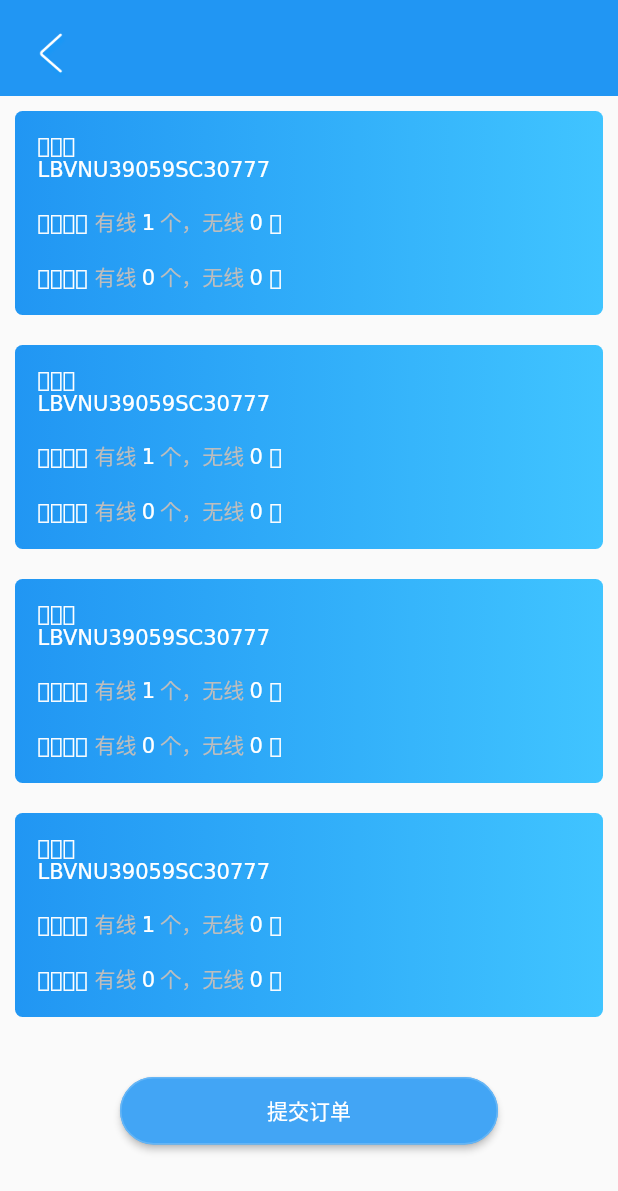
After one commit to cookiemouse/dispatch_flutter, a Flutter app: the StartPage screen opened by its route, on a phone screen of 412 x 824 dp. The commit adds this screen. Shown: the top 1191 px of the screen. Run offline on Flutter 3.47's test engine with Material 2 defaults, Android fonts, the phone set to English and light mode, and no system bars.

Commit message:
添加StartPage

```diff
--- a/lib/main.dart
+++ b/lib/main.dart
@@ -4,6 +4,7 @@ import 'pages/TestPage.dart';
 import 'pages/ManagerHomePage.dart';
 import 'pages/WorkerHomePage.dart';
 import 'pages/ModifyPasswordPage.dart';
+import 'pages/StartPage.dart';
 
 ManagerHomePage _mManagerHomePage = new ManagerHomePage(page: 0,);
 WorkerHomePage _mWorkerHomePage = new WorkerHomePage(page: 0,);
@@ -17,6 +18,7 @@ void main() => runApp(new MaterialApp(
         '/managerhome': (context) => _mManagerHomePage,
         '/workerhome': (context) => _mWorkerHomePage,
         '/modifypassword': (context) => _mModifyPasswordPage,
+        '/start': (context) => new StartPage(),
         '/test': (context) => new TestPage(),
       },
     ));
--- /dev/null
+++ b/lib/pages/StartPage.dart
@@ -0,0 +1,96 @@
+import 'package:flutter/material.dart';
+import '../widgets/ModuleTitleBack.dart';
+import '../resources/ModuleDecoration.dart';
+
+class StartPage extends StatefulWidget {
+  @override
+  State createState() {
+    return new _StartPageState();
+  }
+}
+
+class _StartPageState extends State<StartPage> {
+  Widget makeItem(BuildContext context, int index) {
+    Widget item = new Container(
+      margin: const EdgeInsets.all(10.0),
+      padding: const EdgeInsets.all(5.0),
+      decoration: ModuleDecoration.itemRoundRectDecorationGradientBlue(),
+      child: new RichText(
+        text: new TextSpan(children: <TextSpan>[
+          new TextSpan(
+            text: '车架号\nLBVNU39059SC30777\n\n派单数量 ',
+          ),
+          new TextSpan(
+              text: '有线 ', style: new TextStyle(color: Colors.grey[400])),
+          new TextSpan(
+            text: '1',
+          ),
+          new TextSpan(
+              text: ' 个，无线 ', style: new TextStyle(color: Colors.grey[400])),
+          new TextSpan(
+            text: '0',
+          ),
+          new TextSpan(text: ' 个\n\n'),
+          new TextSpan(
+            text: '完成数量 ',
+          ),
+          new TextSpan(
+              text: '有线 ', style: new TextStyle(color: Colors.grey[400])),
+          new TextSpan(
+            text: '0',
+          ),
+          new TextSpan(
+              text: ' 个，无线 ', style: new TextStyle(color: Colors.grey[400])),
+          new TextSpan(
+            text: '0',
+          ),
+          new TextSpan(text: ' 个'),
+        ]),
+      ),
+    );
+
+    Radius radius = new Radius.circular(30.0);
+    Widget button = new Container(
+        margin: const EdgeInsets.only(
+            left: 80.0, right: 80.0, bottom: 100.0, top: 30.0),
+        child: new SizedBox(
+          height: 45.0,
+          child: new RaisedButton(
+              child: new Text(
+                '提交订单',
+                style: new TextStyle(
+                  color: Colors.white,
+                ),
+              ),
+              color: Colors.blue[400],
+              shape: new RoundedRectangleBorder(
+                borderRadius: new BorderRadius.all(radius),
+                side: new BorderSide(color: Colors.blue[300], width: 1.0),
+              ),
+              onPressed: () {}),
+        ));
+
+    //  返回两种布局
+    return index < 4 ? item : button;
+  }
+
+  @override
+  Widget build(BuildContext context) {
+    return new Scaffold(
+      body: new Column(
+        children: <Widget>[
+          new ModuleTitleBack(
+            title: '',
+            color: Colors.blue,
+          ),
+          new Expanded(
+            child: new ListView.builder(
+                padding: new EdgeInsets.only(top: 0.0),
+                itemCount: 5,
+                itemBuilder: makeItem),
+          ),
+        ],
+      ),
+    );
+  }
+}
--- a/lib/resources/ModuleDecoration.dart
+++ b/lib/resources/ModuleDecoration.dart
@@ -5,6 +5,48 @@ class ModuleDecoration {
     Radius radius = new Radius.circular(5.0);
     return new ShapeDecoration(
       color: Colors.white,
+      shape: new RoundedRectangleBorder(
+        borderRadius: new BorderRadius.all(radius),
+        side: new BorderSide(color: Colors.transparent, width: 10.0),
+      ),
+    );
+  }
+
+  static itemRoundRectDecorationGradientBlue() {
+    Radius radius = new Radius.circular(5.0);
+    return new ShapeDecoration(
+      gradient: new LinearGradient(colors: <Color>[
+        Colors.blue,
+        Colors.lightBlueAccent[200],
+      ]),
+      shape: new RoundedRectangleBorder(
+        borderRadius: new BorderRadius.all(radius),
+        side: new BorderSide(color: Colors.transparent, width: 10.0),
+      ),
+    );
+  }
+
+  static itemRoundRectDecorationGradientOrange() {
+    Radius radius = new Radius.circular(5.0);
+    return new ShapeDecoration(
+      gradient: new LinearGradient(colors: <Color>[
+        Colors.orange,
+        Colors.orangeAccent[200],
+      ]),
+      shape: new RoundedRectangleBorder(
+        borderRadius: new BorderRadius.all(radius),
+        side: new BorderSide(color: Colors.transparent, width: 10.0),
+      ),
+    );
+  }
+
+  static itemRoundRectDecorationGradientGreen() {
+    Radius radius = new Radius.circular(5.0);
+    return new ShapeDecoration(
+      gradient: new LinearGradient(colors: <Color>[
+        Colors.green,
+        Colors.greenAccent[200],
+      ]),
       shape: new RoundedRectangleBorder(
         borderRadius: new BorderRadius.all(radius),
         side: new BorderSide(color: Colors.transparent, width: 10.0),
@@ -45,6 +87,17 @@ class ModuleDecoration {
     );
   }
 
+  static buttonRoundRectDecorationBlue() {
+    Radius radius = new Radius.circular(15.0);
+    return new ShapeDecoration(
+      color: Colors.blue,
+      shape: new RoundedRectangleBorder(
+        borderRadius: new BorderRadius.all(radius),
+        side: new BorderSide(color: Colors.blue, width: 1.0),
+      ),
+    );
+  }
+
   static backgroundDecoration() {
     return new BoxDecoration(
         image: new DecorationImage(
```
Also changed, not shown: lib/pages/HandingPage.dart (+6 -1 lines), lib/pages/OrderPage.dart (+6 -2 lines), 1 other file.
